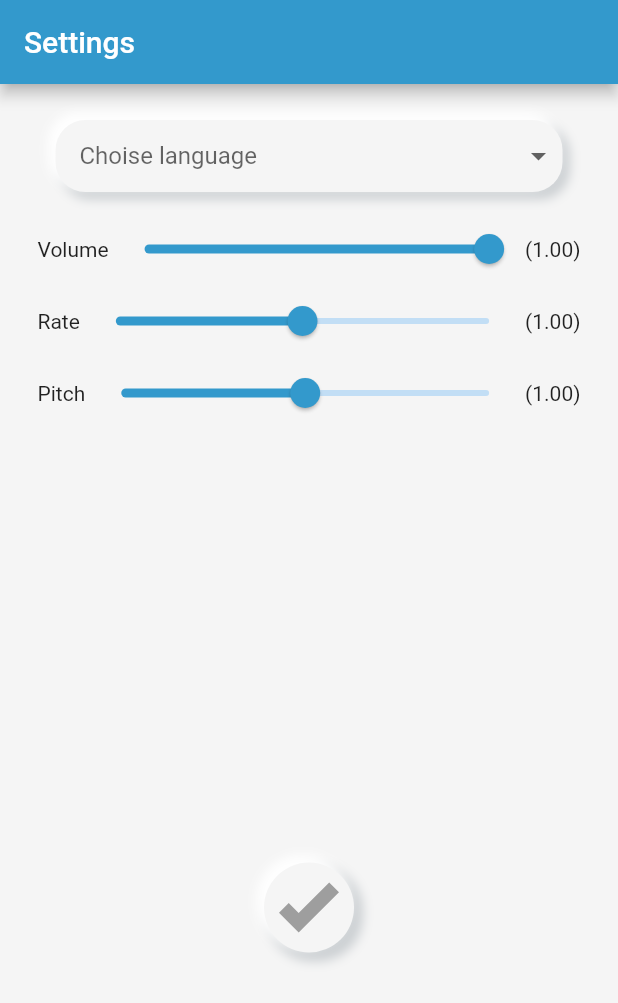
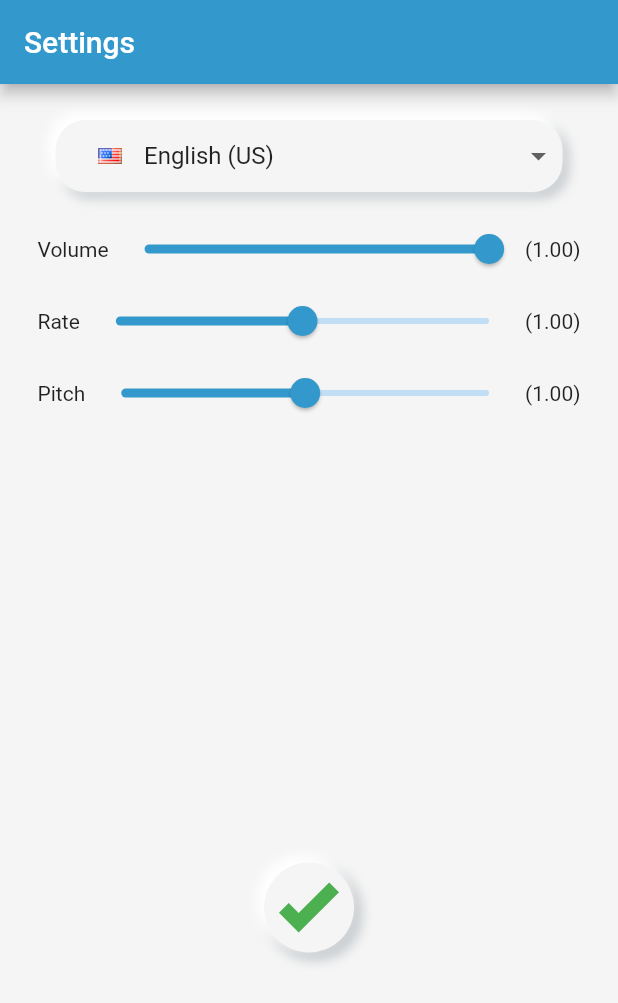
Before and after one commit to d1ment0r/learn_numbers, a Flutter app: the screen it shows after launch, on a phone screen of 412 x 824 dp. Shown: the top 1003 px of the screen. Run offline on Flutter 3.47's test engine with Material 2 defaults, Android fonts, the phone set to English and light mode, and no system bars; our stand-ins replace audioplayers, equatable, flutter_bloc, flutter_inset_box_shadow, flutter_native_splash, flutter_svg and 3 more; missing offline and left inert: number_to_words, text_to_speech; accounts and stored records are empty.

Commit message:
correct error loading app

```diff
--- a/lib/models/globals.dart
+++ b/lib/models/globals.dart
@@ -1,6 +1,8 @@
 library globals;
 
 import 'dart:collection';
+
+import 'package:learn_numbers/models/language.dart';
 
 SplayTreeMap sortingMap = SplayTreeMap<int, String>();
 bool reversMap = false;
@@ -15,3 +17,5 @@ String defaultLanguageCode = 'en-US';
 double volume = 1; // Range: 0-1
 double rate = 1; // Range: 0-2
 double pitch = 1; // Range: 0-2
+
+Language? currentLanguage;
--- a/lib/models/language.dart
+++ b/lib/models/language.dart
@@ -43,13 +43,116 @@ class Language extends Equatable {
       name: map['name'],
       image: map['image'],
       languageCode: map['languageCode'],
-      reversMap: map['reversMap'],
-      soundOn: map['soundOn'],
+      reversMap: (map['reversMap'] != 0) ? true : false,
+      soundOn: (map['soundOn'] != 0) ? true : false,
       volume: map['volume'],
       rate: map['rate'],
       pitch: map['pitch'],
     );
   }
+  static List<Language> getAll() {
+    return <Language>[
+      Language(
+        id: 0,
+        name: 'English (US)',
+        image: 'assets/images/flags/us.png',
+        languageCode: 'en-US',
+        reversMap: false,
+        soundOn: true,
+        volume: 1,
+        rate: 1,
+        pitch: 1,
+      ),
+      Language(
+        id: 1,
+        name: 'Malay',
+        image: 'assets/images/flags/ms.png',
+        languageCode: 'ms-MY',
+        reversMap: false,
+        soundOn: true,
+        volume: 1,
+        rate: 1,
+        pitch: 1,
+      ),
+      Language(
+        id: 2,
+        name: 'Français (France)',
+        image: 'assets/images/flags/fr.png',
+        languageCode: 'fr-FR',
+        reversMap: false,
+        soundOn: true,
+        volume: 1,
+        rate: 1,
+        pitch: 1,
+      ),
+      Language(
+        id: 3,
+        name: 'Türkçe',
+        image: 'assets/images/flags/tr.png',
+        languageCode: 'tr-TR',
+        reversMap: false,
+        soundOn: true,
+        volume: 1,
+        rate: 1,
+        pitch: 1,
+      ),
+      Language(
+        id: 4,
+        name: 'Deutsch',
+        image: 'assets/images/flags/de.png',
+        languageCode: 'de-DE',
+        reversMap: false,
+        soundOn: true,
+        volume: 1,
+        rate: 1,
+        pitch: 1,
+      ),
+      Language(
+        id: 5,
+        name: '中文 (台灣)',
+        image: 'assets/images/flags/jp.png',
+        languageCode: 'ja-JP',
+        reversMap: false,
+        soundOn: true,
+        volume: 1,
+        rate: 1,
+        pitch: 1,
+      ),
+      Language(
+        id: 6,
+        name: 'Italiano',
+        image: 'assets/images/flags/it.png',
+        languageCode: 'it-IT',
+        reversMap: false,
+        soundOn: true,
+        volume: 1,
+        rate: 1,
+        pitch: 1,
+      ),
+      Language(
+        id: 7,
+        name: 'Русский',
+        image: 'assets/images/flags/ru.png',
+        languageCode: 'ru-RU',
+        reversMap: false,
+        soundOn: true,
+        volume: 1,
+        rate: 1,
+        pitch: 1,
+      ),
+      Language(
+        id: 8,
+        name: 'Українська',
+        image: 'assets/images/flags/ua.png',
+        languageCode: 'uk-UA',
+        reversMap: false,
+        soundOn: true,
+        volume: 1,
+        rate: 1,
+        pitch: 1,
+      ),
+    ];
+  }
 
   @override
   List<Object?> get props => [id, languageCode];
--- a/lib/screens/choise_screen.dart
+++ b/lib/screens/choise_screen.dart
@@ -6,6 +6,8 @@ import 'package:flutter_native_splash/flutter_native_splash.dart';
 // import 'package:flutter_svg_provider/flutter_svg_provider.dart';
 import 'package:flutter/material.dart' hide BoxDecoration, BoxShadow;
 import 'package:flutter_svg/flutter_svg.dart';
+import 'package:learn_numbers/db/database.dart';
+import 'package:learn_numbers/models/language.dart';
 // import 'package:flutter_svg_provider/flutter_svg_provider.dart';
 import 'package:percent_indicator/circular_percent_indicator.dart';
 import 'package:learn_numbers/models/globals.dart' as globals;
@@ -29,114 +31,99 @@ class _ChoiseLanguageScreenState extends State<ChoiseLanguageScreen> {
   bool _isElevated = false;
 
   // Map embeded languages
-  String? _selectedLanguage;
-  String? _selectedName;
-  final List<Map> _languageJson = [
-    {
-      'id': '0',
-      'name': 'English (US)',
-      'image': 'assets/images/flags/us.png',
-      'languageCode': 'en-US'
-    },
-    {
-      'id': '1',
-      'name': 'Malay',
-      'image': 'assets/images/flags/ms.png',
-      'languageCode': 'ms-MY'
-    },
-    {
-      'id': '2',
-      'name': 'Français (France)',
-      'image': 'assets/images/flags/fr.png',
-      'languageCode': 'fr-FR'
-    },
-    {
-      'id': '3',
-      'name': 'Türkçe',
-      'image': 'assets/images/flags/tr.png',
-      'languageCode': 'tr-TR'
-    },
-    {
-      'id': '4',
-      'name': 'Deutsch',
-      'image': 'assets/images/flags/de.png',
-      'languageCode': 'de-DE'
-    },
-    {
-      'id': '5',
-      'name': '中文 (台灣)',
-      'image': 'assets/images/flags/jp.png',
-      'languageCode': 'ja-JP'
-    },
-    {
-      'id': '6',
-      'name': 'Italiano',
-      'image': 'assets/images/flags/it.png',
-      'languageCode': 'it-IT'
-    },
-    {
-      'id': '7',
-      'name': 'Русский',
-      'image': 'assets/images/flags/ru.png',
-      'languageCode': 'ru-RU'
-    },
-    {
-      'id': '8',
-      'name': 'Українська',
-      'image': 'assets/images/flags/ua.png',
-      'languageCode': 'uk-UA'
-    }
-  ];
+  Language _currentLanguage = Language(
+    id: 0,
+    name: '',
+    image: '',
+    languageCode: '',
+    reversMap: false,
+    soundOn: true,
+    volume: 1,
+    rate: 1,
+    pitch: 1,
+  );
+
+  Language _selectedLanguage = Language(
+    id: 0,
+    name: 'English (US)',
+    image: 'assets/images/flags/us.png',
+    languageCode: 'en-US',
+    reversMap: false,
+    soundOn: true,
+    volume: 1,
+    rate: 1,
+    pitch: 1,
+  );
 
   List<DropdownMenuItem> dropdownMenuItems = [];
+  List<Language> languages = [];
 
   // Settings speech
-  String? _languageCode = globals.languageCode;
-  double _volume = globals.volume; // Range: 0-1
-  double _rate = globals.rate; // Range: 0-2
-  double _pitch = globals.pitch; // Range: 0-2
+  String? _languageCode;
+
+  bool _languageChange = false;
 
   @override
   void initState() {
-    dropdownMenuItems = buildDropdownMenuItems(_languageJson);
+    languages = Language.getAll();
+    dropdownMenuItems = buildDropdownMenuItems();
     if (widget.firstInit) {
       initializationApp();
+      developer.log('initSate - firstInit');
+    } else {
+      _currentLanguage = (globals.currentLanguage)!;
+      _selectedLanguage = (globals.currentLanguage)!;
     }
     super.initState();
   }
 
+  // Инициализация приложения
   void initializationApp() async {
-    // Obtain shared preferences.
-    final prefs = await SharedPreferences.getInstance();
-    // Read data
-    _languageCode = prefs.getString('languageCode');
-    if (_languageCode != null) {
-      developer.log('_languageCode is null');
-      globals.languageCode = _languageCode;
-      findLanguageUsingLoop(_languageJson, _languageCode!);
-      globals.volume = prefs.getDouble('volume') ?? 1;
-      globals.rate = prefs.getDouble('rate') ?? 1;
-      globals.pitch = prefs.getDouble('pitch') ?? 1;
+    // Read settings from db
+    _currentLanguage = await DBProvider.db.getSettings();
+    if (_currentLanguage.languageCode != '') {
+      developer.log('_currentLanguage is not empty');
+      globals.currentLanguage = _currentLanguage;
+      _languageCode = _currentLanguage.languageCode;
+      // считываем файл с переводом
       var jsonText =
           await rootBundle.loadString('assets/json/${_languageCode!}.json');
       Map<String, dynamic> data = json.decode(jsonText);
-      // очищаем языковую карту
+      // очищаем языковую карту, на случай если из настроек сменили язык
       globals.sortingMap.clear();
+      // заполняем карту переводом
       data.forEach((key, value) {
         globals.sortingMap.putIfAbsent(int.parse(key), () => value.toString());
       });
+      // если языковая карта заполнена, возвращаемся на главный экран
       if (globals.sortingMap.isNotEmpty) {
+        if (widget.firstInit) {
           // ignore: use_build_context_synchronously
           Navigator.of(context).pushAndRemoveUntil(
               MaterialPageRoute(
                   builder: (context) => MainScreen(
-                      title: _selectedName!,
+                        title: _currentLanguage.name,
                       )),
               (Route route) => false);
           await Future.delayed(const Duration(milliseconds: 500));
           FlutterNativeSplash.remove();
+        } else {
+          if (_languageChange) {
+            // ignore: use_build_context_synchronously
+            Navigator.of(context).pushAndRemoveUntil(
+                MaterialPageRoute(
+                    builder: (context) => MainScreen(
+                          title: _currentLanguage.name,
+                        )),
+                (Route route) => false);
+          } else {
+            // ignore: use_build_context_synchronously
+            Navigator.pop(context);
+          }
+        }
       }
     } else {
+      _currentLanguage = _selectedLanguage;
       await Future.delayed(const Duration(seconds: 1));
       FlutterNativeSplash.remove();
     }
@@ -144,8 +131,11 @@ class _ChoiseLanguageScreenState extends State<ChoiseLanguageScreen> {
 
   @override
   Widget build(BuildContext context) {
-    if (!widget.firstInit) {
-      findLanguageUsingLoop(_languageJson, _languageCode!);
+    if (_isElevated) {
+      Future.delayed(const Duration(milliseconds: 150), () {
+        _isElevated = false;
+      });
+      //
     }
     return Scaffold(
       appBar: AppBar(
@@ -190,74 +180,16 @@ class _ChoiseLanguageScreenState extends State<ChoiseLanguageScreen> {
                     child: DropdownButton(
                       hint: const Text('Choise language'),
                       items: dropdownMenuItems,
-                      value: _selectedLanguage,
+                      value: _selectedLanguage.id,
                       onChanged: ((value) {
                         onChangeDropdownItem(value);
                       }),
                     )),
               ),
             ),
-            Row(
-              children: <Widget>[
-                const Text('Volume'),
-                Expanded(
-                  child: Slider(
-                    value: _volume,
-                    activeColor: const Color(0xFF3399CC),
-                    min: 0,
-                    max: 1,
-                    label: _volume.round().toString(),
-                    onChanged: (double value) {
-                      // initLanguages();
-                      setState(() {
-                        _volume = value;
-                      });
-                    },
-                  ),
-                ),
-                Text('(${_volume.toStringAsFixed(2)})'),
-              ],
-            ),
-            Row(
-              children: <Widget>[
-                const Text('Rate'),
-                Expanded(
-                  child: Slider(
-                    value: _rate,
-                    activeColor: const Color(0xFF3399CC),
-                    min: 0,
-                    max: 2,
-                    label: _rate.round().toString(),
-                    onChanged: (double value) {
-                      setState(() {
-                        _rate = value;
-                      });
-                    },
-                  ),
-                ),
-                Text('(${_rate.toStringAsFixed(2)})'),
-              ],
-            ),
-            Row(
-              children: <Widget>[
-                const Text('Pitch'),
-                Expanded(
-                  child: Slider(
-                    value: _pitch,
-                    activeColor: const Color(0xFF3399CC),
-                    min: 0,
-                    max: 2,
-                    label: _pitch.round().toString(),
-                    onChanged: (double value) {
-                      setState(() {
-                        _pitch = value;
-                      });
-                    },
-                  ),
-                ),
-                Text('(${_pitch.toStringAsFixed(2)})'),
-              ],
-            ),
+            rowVolumeWidget(),
+            rowRateWidget(),
+            rowPitchWidget(),
             const SizedBox(
               height: 150.0,
             ),
@@ -266,16 +198,12 @@ class _ChoiseLanguageScreenState extends State<ChoiseLanguageScreen> {
                   alignment: Alignment.center,
                   child: GestureDetector(
                     onTap: () async {
-                      if (_languageCode != null) {
+                      await DBProvider.db.updateSettins(_selectedLanguage);
                       setState(() {
+                        _languageChange = _currentLanguage != _selectedLanguage;
                         _isElevated = !_isElevated;
                       });
                       // Obtain shared preferences.
-                        final prefs = await SharedPreferences.getInstance();
-                        await prefs.setDouble('volume', _volume);
-                        await prefs.setDouble('rate', _rate);
-                        await prefs.setDouble('pitch', _pitch);
-                        await prefs.setString('languageCode', _languageCode!);
                       initializationApp();
                       // Navigator.of(context).pushAndRemoveUntil(
                       //     MaterialPageRoute(
@@ -284,7 +212,6 @@ class _ChoiseLanguageScreenState extends State<ChoiseLanguageScreen> {
                       //             )),
                       //     (Route route) => false);
                       // ignore: use_build_context_synchronously
-                      }
                     },
                     child: Stack(
                       alignment: AlignmentDirectional.center,
@@ -336,14 +263,8 @@ class _ChoiseLanguageScreenState extends State<ChoiseLanguageScreen> {
                                   ],
                           ),
                         ),
-                        SvgPicture.asset(
-                          'assets/images/ok_bold.svg',
-                          width: 40,
-                          height: 40,
-                          color: _languageCode != null
-                              ? Colors.green
-                              : Colors.grey,
-                        ),
+                        SvgPicture.asset('assets/images/ok_bold.svg',
+                            width: 40, height: 40, color: Colors.green),
                       ],
                     ),
                   )
@@ -370,6 +291,76 @@ class _ChoiseLanguageScreenState extends State<ChoiseLanguageScreen> {
     );
   }
 
+  Row rowPitchWidget() {
+    return Row(
+      children: <Widget>[
+        const Text('Pitch'),
+        Expanded(
+          child: Slider(
+            value: _currentLanguage.pitch,
+            activeColor: const Color(0xFF3399CC),
+            min: 0,
+            max: 2,
+            label: _currentLanguage.pitch.round().toString(),
+            onChanged: (double value) {
+              setState(() {
+                _currentLanguage.pitch = value;
+              });
+            },
+          ),
+        ),
+        Text('(${_currentLanguage.pitch.toStringAsFixed(2)})'),
+      ],
+    );
+  }
+
+  Row rowRateWidget() {
+    return Row(
+      children: <Widget>[
+        const Text('Rate'),
+        Expanded(
+          child: Slider(
+            value: _currentLanguage.rate,
+            activeColor: const Color(0xFF3399CC),
+            min: 0,
+            max: 2,
+            label: _currentLanguage.rate.round().toString(),
+            onChanged: (double value) {
+              setState(() {
+                _currentLanguage.rate = value;
+              });
+            },
+          ),
+        ),
+        Text('(${_currentLanguage.rate.toStringAsFixed(2)})'),
+      ],
+    );
+  }
+
+  Row rowVolumeWidget() {
+    return Row(
+      children: <Widget>[
+        const Text('Volume'),
+        Expanded(
+          child: Slider(
+            value: _currentLanguage.volume,
+            activeColor: const Color(0xFF3399CC),
+            min: 0,
+            max: 1,
+            label: _currentLanguage.volume.round().toString(),
+            onChanged: (double value) {
+              // initLanguages();
+              setState(() {
+                _currentLanguage.volume = value;
+              });
+            },
+          ),
+        ),
+        Text('(${_currentLanguage.volume.toStringAsFixed(2)})'),
+      ],
+    );
+  }
+
   Future<String?> getVoiceByLang(String lang) async {
     final List<String>? voices = await tts.getVoiceByLang(lang);
     if (voices != null && voices.isNotEmpty) {
@@ -378,44 +369,46 @@ class _ChoiseLanguageScreenState extends State<ChoiseLanguageScreen> {
     return null;
   }
 
-  onChangeDropdownItem(String id) {
+  onChangeDropdownItem(int id) {
     setState(() {
-      _selectedLanguage = id;
-      _languageCode = _languageJson[int.parse(id)]['languageCode'];
-      _selectedName = _languageJson[int.parse(id)]['name'];
-      // selectedDictionary = selectedCompany.dictionary;
+      _selectedLanguage = languages[id];
+      _selectedLanguage.reversMap = _currentLanguage.reversMap;
+      _selectedLanguage.soundOn = _currentLanguage.soundOn;
+      _selectedLanguage.volume = _currentLanguage.volume;
+      _selectedLanguage.rate = _currentLanguage.rate;
+      _selectedLanguage.pitch = _currentLanguage.pitch;
     });
   }
 
-  void findLanguageUsingLoop(List languages, String languageCode) {
-    for (var i = 0; i < languages.length; i++) {
-      if (languages[i]['languageCode'] == languageCode) {
-        _selectedName = languages[i]['name'];
-        _selectedLanguage = i.toString();
-        return;
-      }
-    }
-  }
+  // void findLanguageUsingLoop(List languages, String languageCode) {
+  //   for (var i = 0; i < languages.length; i++) {
+  //     if (languages[i]['languageCode'] == languageCode) {
+  //       _selectedName = languages[i]['name'];
+  //       _selectedLanguage = i.toString();
+  //       return;
+  //     }
+  //   }
+  // }
 
-  List<DropdownMenuItem> buildDropdownMenuItems(List languages) {
+  List<DropdownMenuItem> buildDropdownMenuItems() {
     List<DropdownMenuItem> items = [];
     for (var language in languages) {
       items.add(
         DropdownMenuItem(
-          value: language['id'],
+          value: language.id,
           child: Padding(
             padding: const EdgeInsets.all(8.0),
             child: Row(
               children: [
                 Image.asset(
-                  language['image'],
+                  language.image,
                   width: 25,
                   height: 25,
                 ),
                 const SizedBox(
                   width: 10,
                 ),
-                Text(language['name'])
+                Text(language.name)
               ],
             ),
           ),
```
Also changed, not shown: lib/bloc/state.dart (+14 -14 lines), lib/db/database.dart (+32 -89 lines). Lines whose indentation alone changed are shown as unchanged.
